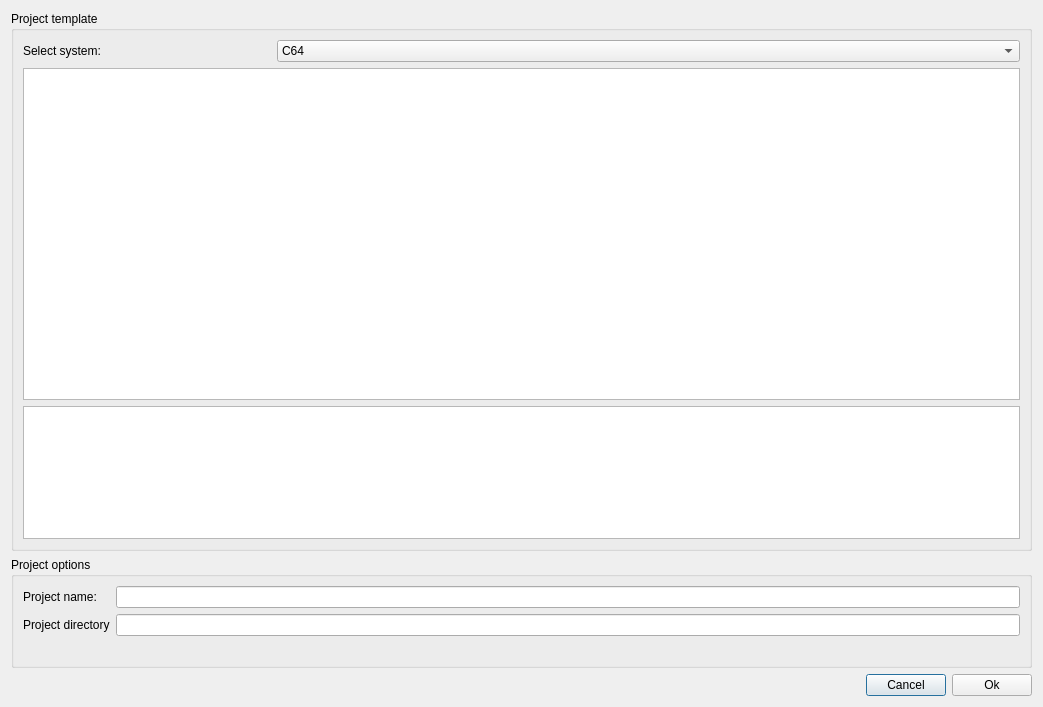
Before: the Qt Designer form source/dialognewproject.ui in leuat/TRSE, drawn with Qt 5.
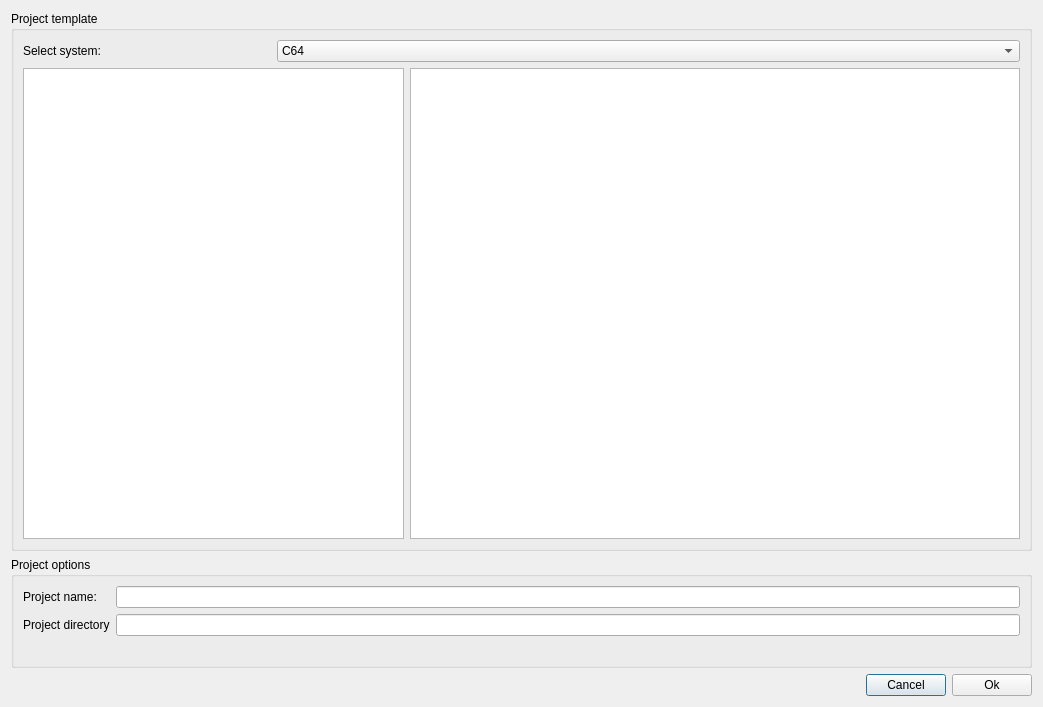
After: the same form once the commit is applied.

```diff
--- a/source/dialognewproject.ui
+++ b/source/dialognewproject.ui
@@ -19,13 +19,7 @@
      <property name="title">
       <string>Project template</string>
      </property>
-     <layout class="QGridLayout" name="gridLayout_3" rowstretch="1,10,4">
-      <item row="1" column="0">
-       <widget class="QListWidget" name="lstData"/>
-      </item>
-      <item row="2" column="0">
-       <widget class="QTextBrowser" name="txtInfo"/>
-      </item>
+     <layout class="QGridLayout" name="gridLayout_3" rowstretch="1,10,4,0">
       <item row="0" column="0">
        <layout class="QHBoxLayout" name="horizontalLayout_2" stretch="5,15">
         <item>
@@ -81,6 +75,16 @@
         </item>
        </layout>
       </item>
+      <item row="1" column="0" rowspan="2">
+       <layout class="QHBoxLayout" name="horizontalLayout_3" stretch="5,8">
+        <item>
+         <widget class="QTextBrowser" name="txtInfo"/>
+        </item>
+        <item>
+         <widget class="QListWidget" name="lstData"/>
+        </item>
+       </layout>
+      </item>
      </layout>
     </widget>
    </item>
```
